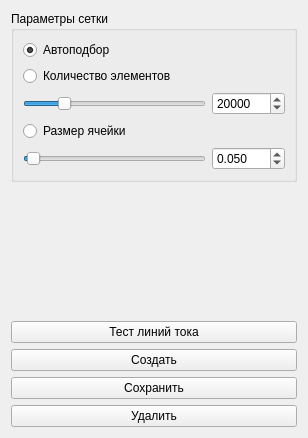
Before: the Qt Designer form source/q3main/q3mesheditor.ui in messteno/Q3Solver, drawn with Qt 5.
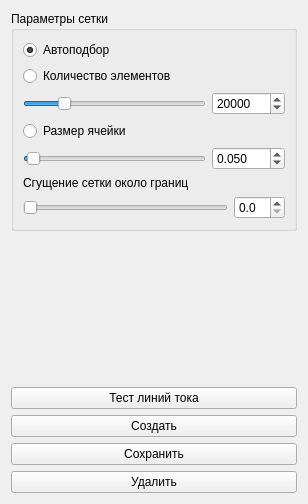
After: the same form once the commit is applied.

```diff
--- a/source/q3main/q3mesheditor.ui
+++ b/source/q3main/q3mesheditor.ui
@@ -7,7 +7,7 @@
     <x>0</x>
     <y>0</y>
     <width>308</width>
-    <height>438</height>
+    <height>504</height>
    </rect>
   </property>
   <property name="windowTitle">
@@ -161,6 +161,56 @@
         </item>
        </layout>
       </item>
+      <item>
+       <layout class="QVBoxLayout" name="elementsSizeIntervalLayout">
+        <item>
+         <widget class="QLabel" name="elementsSizeIntervalLabel">
+          <property name="text">
+           <string>Сгущение сетки около границ</string>
+          </property>
+         </widget>
+        </item>
+        <item>
+         <layout class="QHBoxLayout" name="elementsSizeIntervalHorizontalLayout">
+          <item>
+           <widget class="QSlider" name="elementsSizeIntervalSlider">
+            <property name="maximum">
+             <number>400</number>
+            </property>
+            <property name="orientation">
+             <enum>Qt::Horizontal</enum>
+            </property>
+           </widget>
+          </item>
+          <item>
+           <widget class="QDoubleSpinBox" name="elementsSizeIntervalSpinBox">
+            <property name="sizePolicy">
+             <sizepolicy hsizetype="Minimum" vsizetype="Fixed">
+              <horstretch>0</horstretch>
+              <verstretch>0</verstretch>
+             </sizepolicy>
+            </property>
+            <property name="minimumSize">
+             <size>
+              <width>0</width>
+              <height>0</height>
+             </size>
+            </property>
+            <property name="decimals">
+             <number>1</number>
+            </property>
+            <property name="maximum">
+             <double>40.000000000000000</double>
+            </property>
+            <property name="singleStep">
+             <double>0.100000000000000</double>
+            </property>
+           </widget>
+          </item>
+         </layout>
+        </item>
+       </layout>
+      </item>
      </layout>
     </widget>
    </item>
@@ -183,6 +233,9 @@
      <property name="orientation">
       <enum>Qt::Vertical</enum>
      </property>
+     <property name="sizeType">
+      <enum>QSizePolicy::Expanding</enum>
+     </property>
      <property name="sizeHint" stdset="0">
       <size>
        <width>20</width>
```
Left out of the diff: 3 changed lines with no effect on the pictures.
